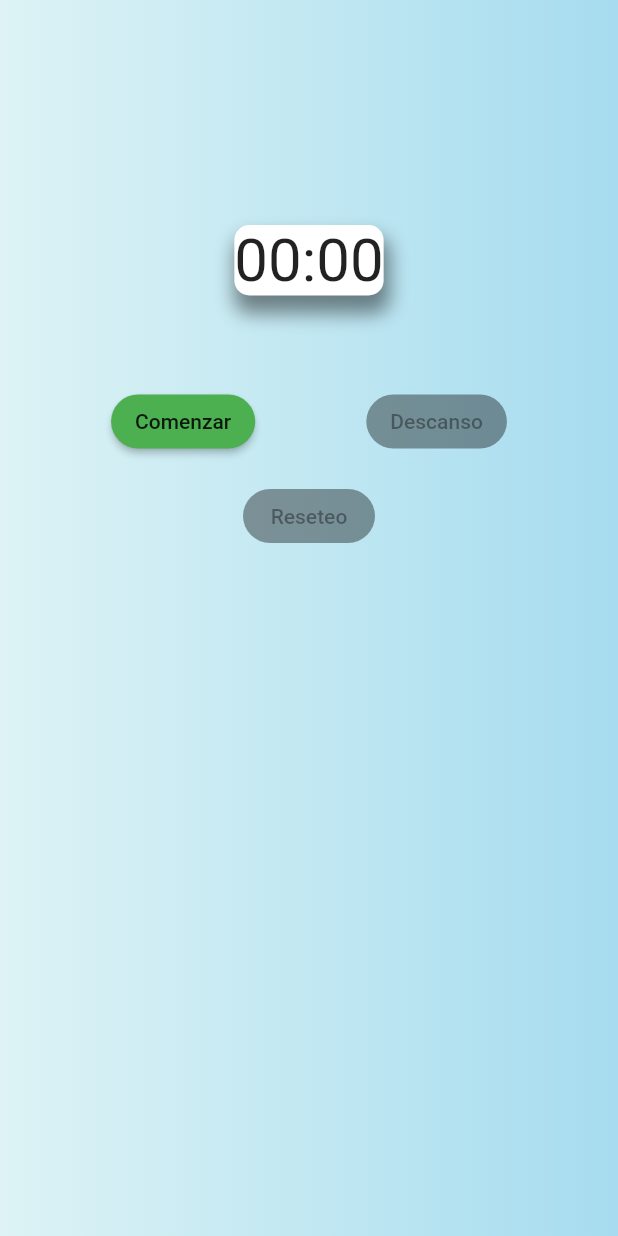
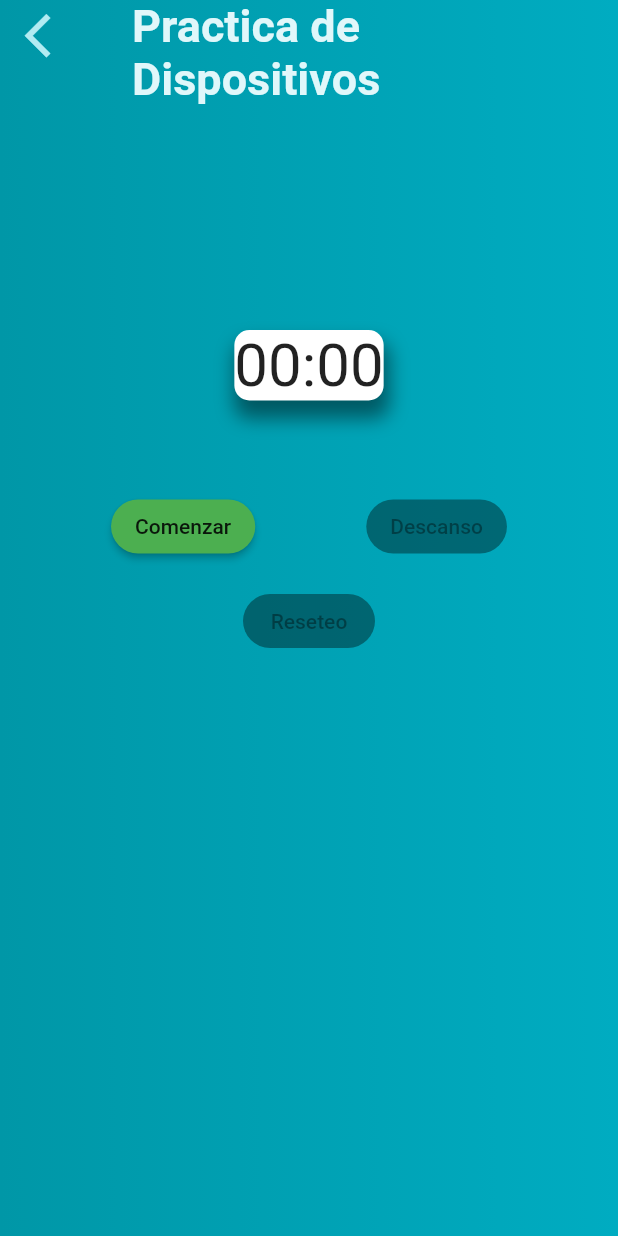
Before and after one commit to IsraMejia/Aquadoro, a Flutter app: the PomodoroPage screen opened by its route, on a phone screen of 412 x 824 dp. Run offline on Flutter 3.47's test engine with Material 2 defaults, Android fonts, the phone set to English and light mode, and no system bars; our stand-ins replace animated_text_kit, splashscreen.

Commit message:
Commit antes de probar con statelessW para el PomodoroPage

```diff
--- a/lib/goals_page.dart
+++ b/lib/goals_page.dart
@@ -120,7 +120,7 @@ class _GoalsPageState extends State<GoalsPage> with TickerProviderStateMixin {
 
           text: [
             "¿Que es lo realmente importante?",
-            "Vamos a Hacerlo :)",
+            "Vamos a \nHacerlo :)",
             "¿Que has estado dejando pendiente?",
           ],
           textStyle: TextStyle(
--- a/lib/pomodoro_page.dart
+++ b/lib/pomodoro_page.dart
@@ -3,11 +3,20 @@ import 'dart:async';
 import 'package:flutter/material.dart';
 
 class PomodoroPage extends StatefulWidget {
+  // PomodoroPage({
+  //   this.actividad,
+  // });
+  // final String actividad;
   @override
   _PomodoroPageState createState() => _PomodoroPageState();
 }
 
 class _PomodoroPageState extends State<PomodoroPage> {
+  _PomodoroPageState({
+    this.actividad,
+  });
+
+  final String actividad;
   //Tiempo en minutos
   int tiempoTrabajoMin = 1;
   int tiempoDescansoMin = 1;
@@ -37,6 +46,7 @@ class _PomodoroPageState extends State<PomodoroPage> {
           SafeArea(child: Center(
             child: Column(
               children: <Widget>[
+                 _nuestroApbar(),
                  SizedBox(height:150.0),
                  _estiloTexto(),
                  SizedBox(height:60.0),
@@ -54,16 +64,44 @@ class _PomodoroPageState extends State<PomodoroPage> {
 
 //____________________________Funciones a usar__________________________
 
+  Widget _nuestroApbar(){
+    return Row(
+      crossAxisAlignment: CrossAxisAlignment.start ,
+      children: <Widget>[
+
+        FlatButton(
+          padding: EdgeInsets.only(right: 20),
+          onPressed: () {
+              Navigator.pop(context );
+              print("Tengo registrado :$actividad");
+          },
+          child: Icon(Icons.arrow_back_ios, size: 35, color: Colors.cyan[100])
+        ),
+
+
+        Expanded(
+          child: Text( "Practica de Dispositivos" ,
+            style: TextStyle( fontSize: 30,fontWeight: FontWeight.bold ,color: Colors.cyan[50] ),
+          ),
+        ),
+
+
+
+      ],
+    );
+  }
+
+
+
+
   //Formato fondo
   Widget fondoPomodoro() {
     return Container(
      decoration: BoxDecoration(
       gradient: LinearGradient(
         colors: <Color>[
-          // Colors.lightBlue[400] ,
-          // Color.fromRGBO(3, 75, 135,1),
-          Color.fromRGBO(221, 243, 245, 1.0),
-          Color.fromRGBO(166, 220, 239, 1.0)
+          Colors.cyan[700],
+          Colors.cyan[600],
         ]
       )
      ),
```
Also changed, not shown: lib/goal_card.dart (+16 -1 lines).
